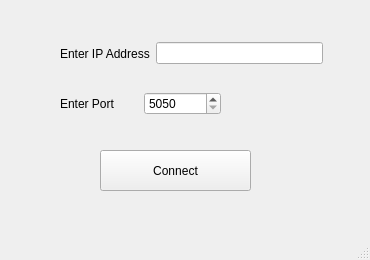
Above: mainwindow.ui from poldi171254/StrawberryRemote before the change. Below: the same form after it.
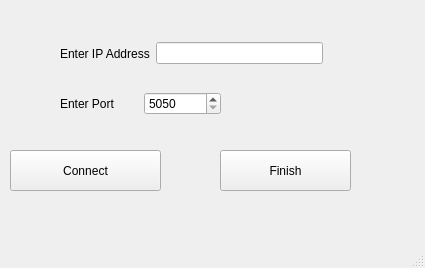
That is the form after the change.

```diff
--- a/mainwindow.ui
+++ b/mainwindow.ui
@@ -6,8 +6,8 @@
    <rect>
     <x>0</x>
     <y>0</y>
-    <width>370</width>
-    <height>260</height>
+    <width>425</width>
+    <height>268</height>
    </rect>
   </property>
   <property name="windowTitle">
@@ -17,7 +17,7 @@
    <widget class="QPushButton" name="connectButton">
     <property name="geometry">
      <rect>
-      <x>100</x>
+      <x>10</x>
       <y>150</y>
       <width>151</width>
       <height>41</height>
@@ -78,6 +78,19 @@
      </item>
     </layout>
    </widget>
+   <widget class="QPushButton" name="finishButton">
+    <property name="geometry">
+     <rect>
+      <x>220</x>
+      <y>150</y>
+      <width>131</width>
+      <height>41</height>
+     </rect>
+    </property>
+    <property name="text">
+     <string>Finish</string>
+    </property>
+   </widget>
   </widget>
   <widget class="QMenuBar" name="menubar">
    <property name="geometry">
```
Left out of the diff: 2 changed lines with no effect on the pictures.
